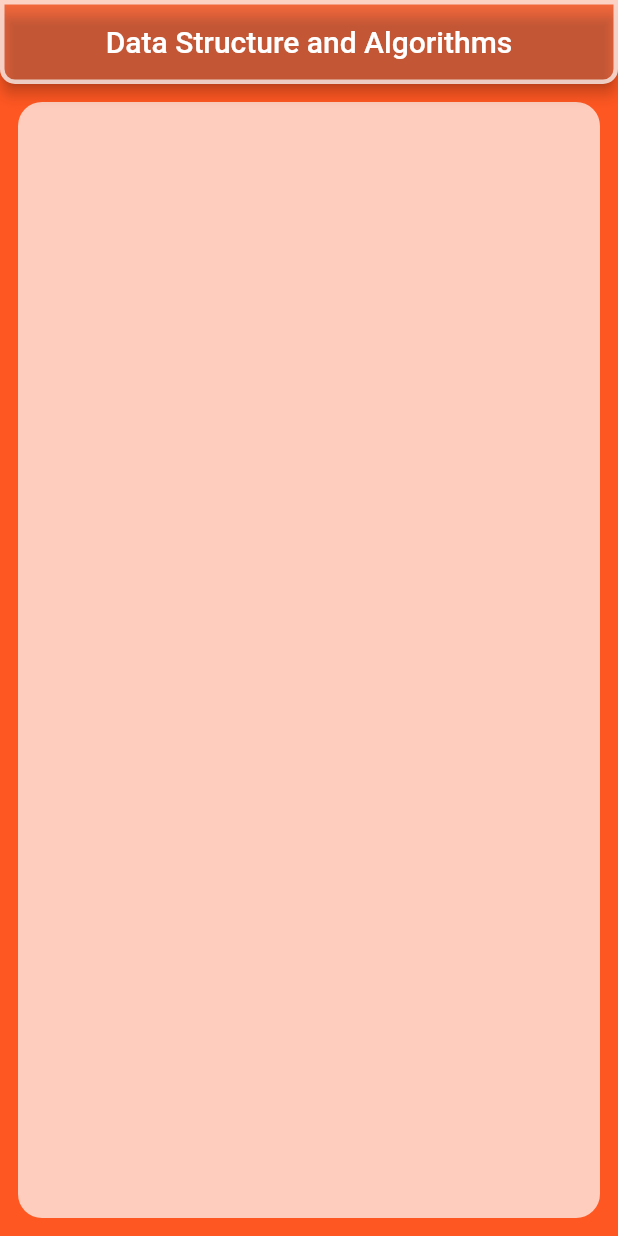
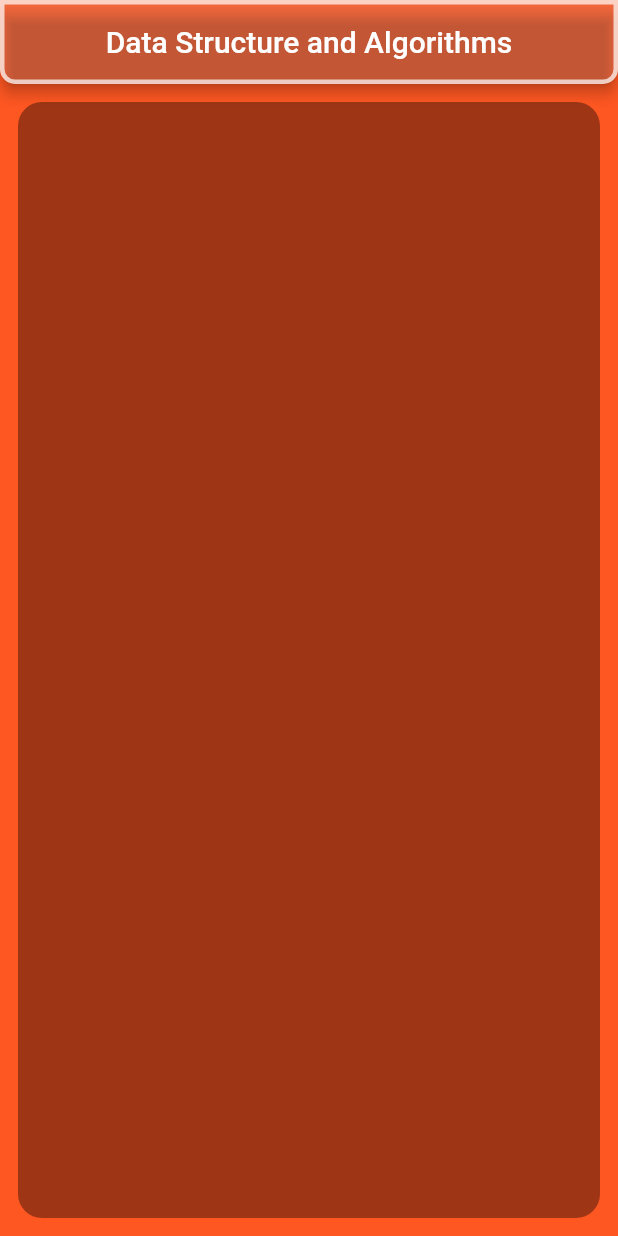
Before and after one commit to Vibhanshu2209/newAlgo, a Flutter app: the screen it shows after launch, on a phone screen of 412 x 824 dp. Run offline on Flutter 3.47's test engine with Material 2 defaults, Android fonts, the phone set to English and light mode, and no system bars; missing offline and left inert: dart:html.

Commit message:
ui2sub container added

```diff
--- a/lib/main.dart
+++ b/lib/main.dart
@@ -31,7 +31,7 @@ class MyApp extends StatelessWidget {
         body: Container(
           margin: EdgeInsets.all(12),
           decoration: BoxDecoration(
-            color: Colors.white70,
+            color: Colors.black38,
             borderRadius: BorderRadius.all(Radius.circular(16)),
           ),
         ),
```
